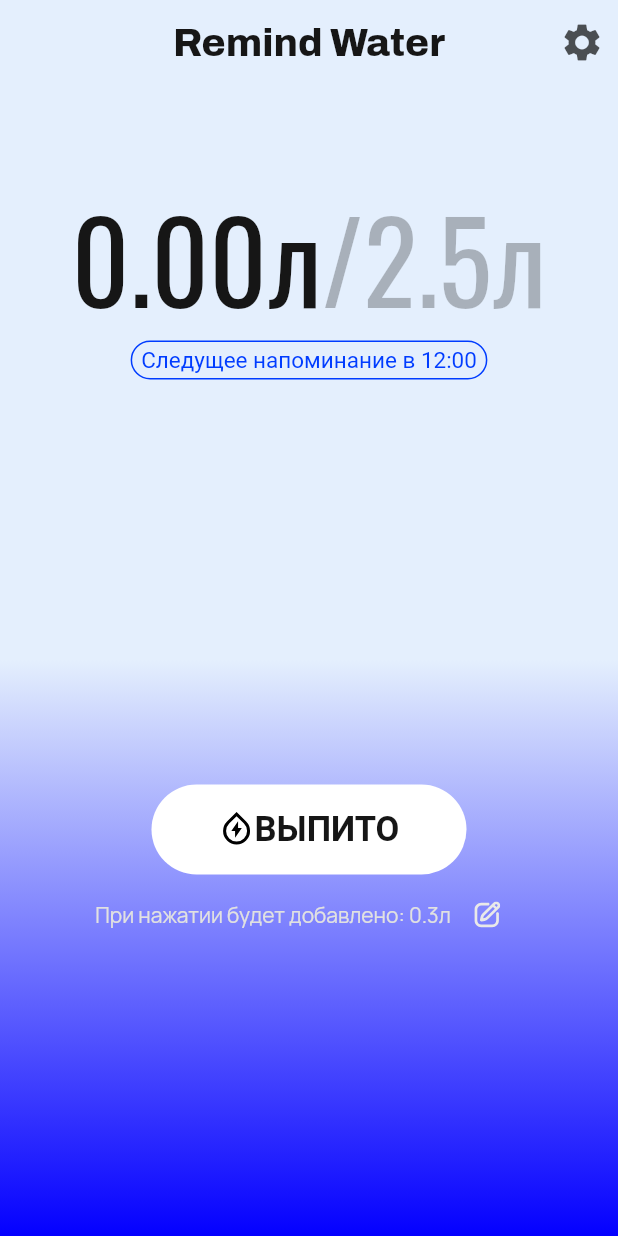
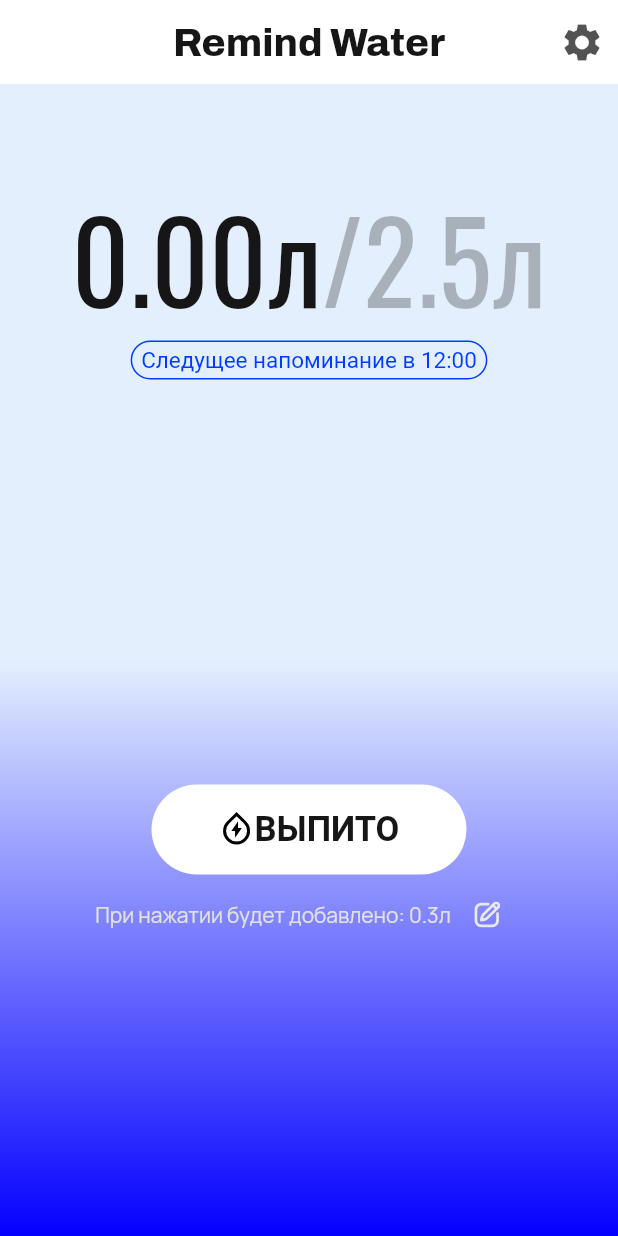
Before and after one commit to 7ear/RemindWater, a Flutter app: the screen it shows after launch, on a phone screen of 412 x 824 dp. Run offline on Flutter 3.47's test engine with Material 3 defaults, Android fonts, the phone set to English and light mode, and no system bars; our stand-ins replace firebase_auth, firebase_core, firebase_messaging, flutter_local_notifications, flutter_svg, google_fonts and 3 more; missing offline and left inert: android_alarm_manager_plus, workmanager; accounts and stored records are empty.

```diff
--- a/lib/theme/theme.dart
+++ b/lib/theme/theme.dart
@@ -2,11 +2,11 @@ import '../imports.dart';
 
 final theme = ThemeData(
   useMaterial3: false,
-  scaffoldBackgroundColor: const Color.fromARGB(255, 228, 239, 253),
+  scaffoldBackgroundColor: const Color.fromARGB(255, 255, 255, 255),
   splashColor: Colors.transparent,
   highlightColor: Colors.transparent,
   appBarTheme: AppBarTheme(
-    systemOverlayStyle:SystemUiOverlayStyle(
+    systemOverlayStyle: SystemUiOverlayStyle(
       statusBarColor: Colors.transparent,
       statusBarIconBrightness: Brightness.dark,
     ),
@@ -70,7 +70,9 @@ final theme = ThemeData(
       fontWeight: FontWeight.w600,
     ),
     labelLarge: TextStyle(
-
+      color: const Color.fromARGB(255, 255, 255, 255),
+      fontSize: 15,
+      fontWeight: FontWeight.w400,
     ),
   ),
   listTileTheme: ListTileThemeData(
```
